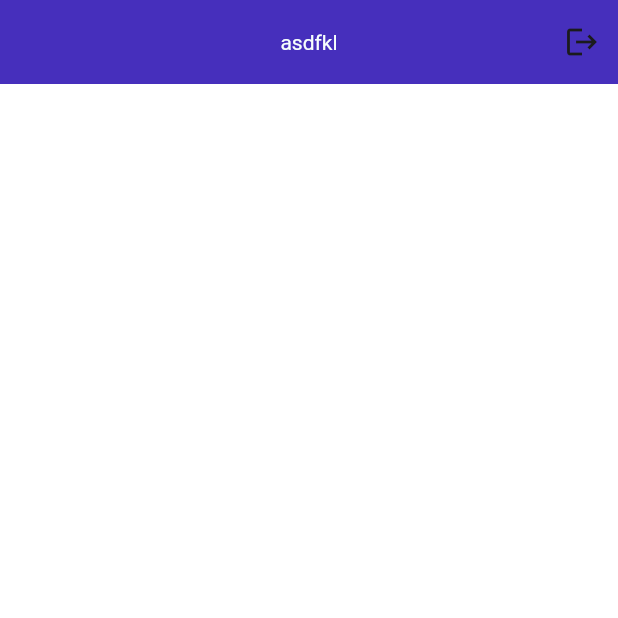
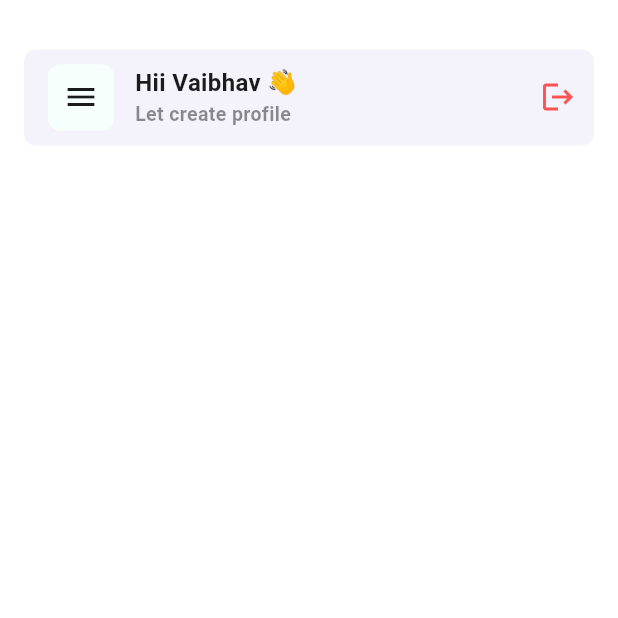
Before and after one commit to vaibhavchoursiya/profile-management-app, a Flutter app: the screen it shows once a user with an empty profile is signed in, on a phone screen of 412 x 824 dp, the top half of it. Run offline on Flutter 3.47's test engine with Material 3 defaults, Android fonts, the phone set to English and light mode, and no system bars; our stand-ins replace equatable, firebase_auth, firebase_core, flutter_bloc, flutter_svg, go_router and 1 more; accounts and stored records are empty.

Commit message:
home navbar refactor

```diff
--- a/lib/feature/home/views/home_screen.dart
+++ b/lib/feature/home/views/home_screen.dart
@@ -1,8 +1,8 @@
 import 'package:flutter/material.dart';
-import 'package:flutter_bloc/flutter_bloc.dart';
-import 'package:go_router/go_router.dart';
-import 'package:profile_management_app/feature/login/bloc/login_bloc.dart';
-import 'package:profile_management_app/feature/login/bloc/login_event.dart';
+
+import 'package:profile_management_app/feature/home/widgets/home_nav_bar.dart';
+
+import 'package:profile_management_app/shared/helper_methods/helper_methods.dart';
 
 class HomeScreen extends StatelessWidget {
   const HomeScreen({super.key});
@@ -10,21 +10,11 @@ class HomeScreen extends StatelessWidget {
   @override
   Widget build(BuildContext context) {
     return Scaffold(
-      appBar: AppBar(
-        title: Text("asdfkl"),
-        actions: [
-          IconButton(
-            onPressed: () {
-              final LoginBloc loginBloc = context.read<LoginBloc>();
-              loginBloc.add(LogoutPressed());
-              context.go("/login");
-            },
-            icon: Icon(Icons.logout),
-          ),
-        ],
-      ),
-      body: Column(children: [
-
+      drawer: Drawer(),
+      body: Column(
+        children: [
+          SizedBox(height: HelperMethods.getResponsiveHeight(context) * 0.04),
+          HomeNavBar(),
         ],
       ),
     );
--- /dev/null
+++ b/lib/feature/home/widgets/home_nav_bar.dart
@@ -0,0 +1,79 @@
+import 'package:flutter/material.dart';
+import 'package:google_fonts/google_fonts.dart';
+import 'package:profile_management_app/config/app_theme/app_typography.dart';
+
+class HomeNavBar extends StatelessWidget {
+  const HomeNavBar({super.key});
+
+  @override
+  Widget build(BuildContext context) {
+    return Container(
+      margin: EdgeInsets.symmetric(horizontal: 16.0),
+      padding: const EdgeInsets.symmetric(
+        vertical: AppTypography.bodyPaddingVertical,
+      ),
+      decoration: BoxDecoration(
+        color: Theme.of(context).colorScheme.primary.withValues(alpha: 0.06),
+        borderRadius: BorderRadius.circular(8.0),
+      ),
+      child: Row(
+        mainAxisAlignment: MainAxisAlignment.spaceBetween,
+        children: [
+          Row(
+            children: [
+              const SizedBox(width: 16.0),
+              GestureDetector(
+                onTap: () {
+                  Scaffold.of(context).openDrawer();
+                },
+                child: Container(
+                  padding: const EdgeInsets.all(10.0),
+                  decoration: BoxDecoration(
+                    color: Theme.of(context).colorScheme.onPrimary,
+                    borderRadius: BorderRadius.circular(8.0),
+                  ),
+                  child: Icon(
+                    Icons.menu,
+                    size: 24.0,
+                    color: Theme.of(context).colorScheme.onSurface,
+                  ),
+                ),
+              ),
+              const SizedBox(width: 14.0),
+              Column(
+                crossAxisAlignment: CrossAxisAlignment.start,
+                children: [
+                  Text(
+                    "Hii Vaibhav 👋",
+                    style: GoogleFonts.roboto(
+                      fontWeight: FontWeight.bold,
+                      fontSize: 16.0,
+                    ),
+                  ),
+                  Text(
+                    "Let create profile",
+                    style: GoogleFonts.roboto(
+                      color: Theme.of(
+                        context,
+                      ).colorScheme.onSurface.withValues(alpha: 0.5),
+                      fontWeight: FontWeight.w600,
+                      fontSize: 13.0,
+                    ),
+                  ),
+                ],
+              ),
+            ],
+          ),
+
+          IconButton(
+            onPressed: () {},
+            icon: Icon(
+              Icons.logout,
+              color: Theme.of(context).colorScheme.error,
+            ),
+          ),
+        ],
+      ),
+    );
+  }
+}
```
